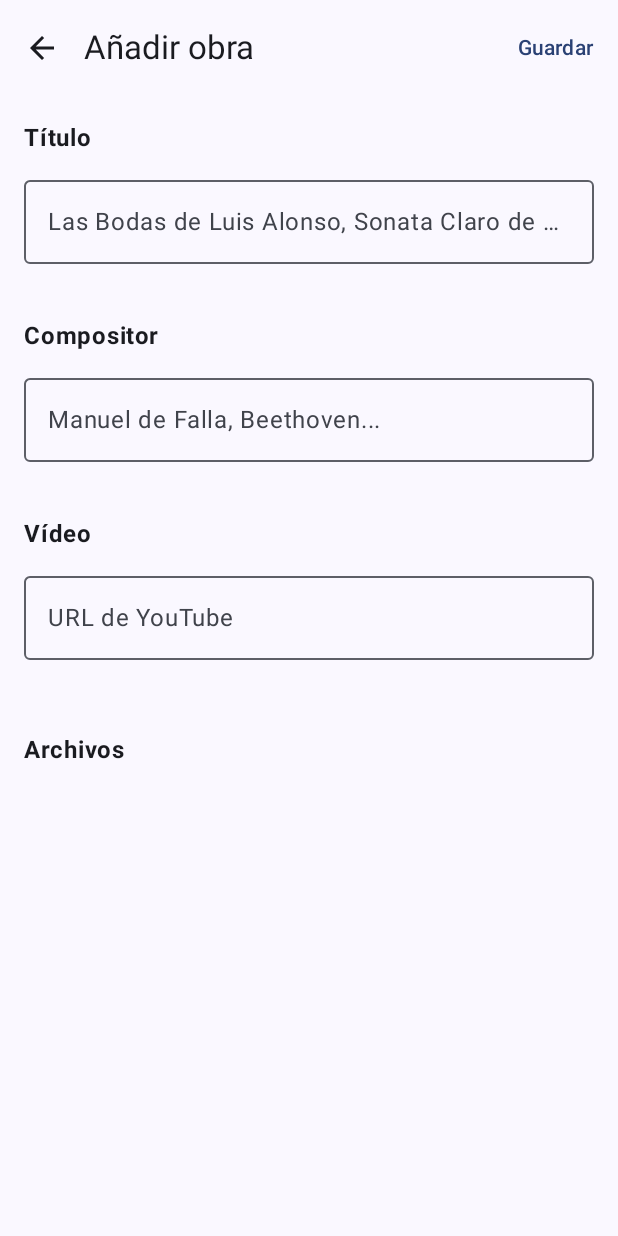
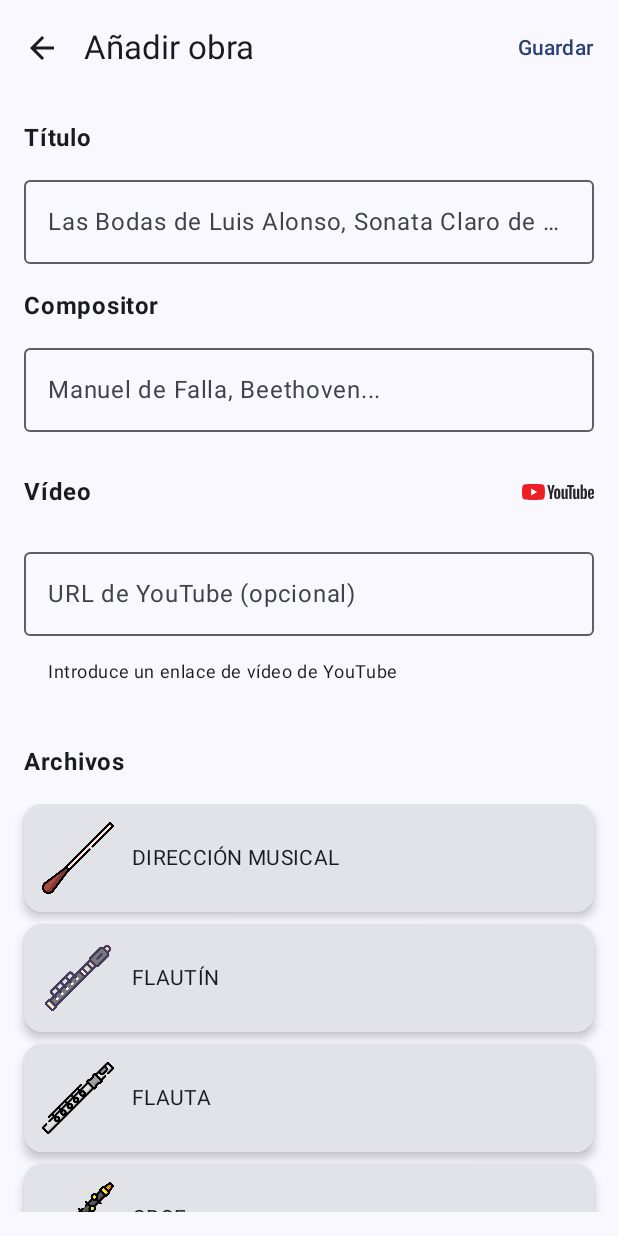
Before and after one commit to JavierPC28/PI_MusicaInCrescendo, an Android app built with Jetpack Compose: the AddRepertoireScreen screen opened through its navigation route, on a phone screen of 412 x 824 dp. Run offline under Robolectric (Android 15) with nearby library versions, the phone set to English and light mode, and no system bars; our stand-ins replace Firebase (no records; nobody signed in at launch, a user with empty details on screens opened directly), accompanist.

Commit message:
v6.2.1 (mejoras visuales en la vista para añadir obras)

```diff
--- a/app/src/main/java/org/iesalandalus/pi_musicaincrescendo/presentation/viewmodel/AddRepertoireViewModel.kt
+++ b/app/src/main/java/org/iesalandalus/pi_musicaincrescendo/presentation/viewmodel/AddRepertoireViewModel.kt
@@ -5,7 +5,7 @@ import kotlinx.coroutines.flow.MutableStateFlow
 import kotlinx.coroutines.flow.StateFlow
 
 /**
- * ViewModel para la pantalla de añadir obra.
+ * ViewModel para la pantalla de añadir repertorio.
  */
 class AddRepertoireViewModel : ViewModel() {
     private val _title = MutableStateFlow("")
@@ -17,19 +17,34 @@ class AddRepertoireViewModel : ViewModel() {
     private val _videoUrl = MutableStateFlow("")
     val videoUrl: StateFlow<String> = _videoUrl
 
+    private val _isTitleValid = MutableStateFlow(true)
+    val isTitleValid: StateFlow<Boolean> = _isTitleValid
+
+    private val _isComposerValid = MutableStateFlow(true)
+    val isComposerValid: StateFlow<Boolean> = _isComposerValid
+
     fun onTitleChange(new: String) {
         _title.value = new
+        _isTitleValid.value = new.isNotBlank()
     }
 
     fun onComposerChange(new: String) {
         _composer.value = new
+        _isComposerValid.value = new.isNotBlank()
     }
 
     fun onVideoUrlChange(new: String) {
         _videoUrl.value = new
     }
 
-    fun onSave() {
-        // Aquí lanzaríamos el caso de uso de guardar la obra
+    /**
+     * Validación global de campos antes de guardar.
+     */
+    fun validateFields(): Boolean {
+        val tituloOk = _title.value.isNotBlank()
+        val compositorOk = _composer.value.isNotBlank()
+        _isTitleValid.value = tituloOk
+        _isComposerValid.value = compositorOk
+        return tituloOk && compositorOk
     }
 }
--- a/app/src/main/java/org/iesalandalus/pi_musicaincrescendo/ui/main/AddRepertoireScreen.kt
+++ b/app/src/main/java/org/iesalandalus/pi_musicaincrescendo/ui/main/AddRepertoireScreen.kt
@@ -1,15 +1,25 @@
 package org.iesalandalus.pi_musicaincrescendo.ui.main
 
+import androidx.compose.foundation.Image
 import androidx.compose.foundation.layout.*
+import androidx.compose.foundation.lazy.LazyColumn
+import androidx.compose.foundation.lazy.items
 import androidx.compose.material3.*
 import androidx.compose.runtime.*
+import androidx.compose.ui.Alignment
 import androidx.compose.ui.Modifier
+import androidx.compose.ui.res.painterResource
 import androidx.compose.ui.text.font.FontWeight
 import androidx.compose.ui.text.style.TextOverflow
 import androidx.compose.ui.unit.dp
 import androidx.lifecycle.viewmodel.compose.viewModel
+import org.iesalandalus.pi_musicaincrescendo.R
+import org.iesalandalus.pi_musicaincrescendo.common.utils.ImageHelper
 import org.iesalandalus.pi_musicaincrescendo.presentation.viewmodel.AddRepertoireViewModel
 
+/**
+ * Pantalla para añadir una obra al repertorio.
+ */
 @Composable
 fun AddRepertoireScreen(
     modifier: Modifier = Modifier,
@@ -18,16 +28,30 @@ fun AddRepertoireScreen(
     val title by viewModel.title.collectAsState()
     val composer by viewModel.composer.collectAsState()
     val videoUrl by viewModel.videoUrl.collectAsState()
+    val isTitleValid by viewModel.isTitleValid.collectAsState()
+    val isComposerValid by viewModel.isComposerValid.collectAsState()
+
+    // Lista de instrumentos disponibles
+    val instrumentosList = listOf(
+        "DIRECCIÓN MUSICAL", "FLAUTÍN", "FLAUTA", "OBOE", "CORNO INGLÉS",
+        "FAGOT", "CONTRAFAGOT", "REQUINTO", "CLARINETE", "CLARINETE BAJO",
+        "SAXO SOPRANO", "SAXO ALTO", "SAXO TENOR", "SAXO BARÍTONO",
+        "TROMPA", "FLISCORNO", "TROMPETA", "TROMBÓN", "TROMBÓN BAJO",
+        "BOMBARDINO", "TUBA", "VIOLONCHELO", "CONTRABAJO", "CAJA",
+        "PERCUSIÓN", "BOMBO", "PLATOS", "TIMBALES", "LÁMINAS", "BATERÍA"
+    )
 
     Column(
         modifier = modifier
             .padding(16.dp),
         verticalArrangement = Arrangement.spacedBy(16.dp)
     ) {
+        // Título
         Text("Título", fontWeight = FontWeight.Bold)
         OutlinedTextField(
             value = title,
             onValueChange = viewModel::onTitleChange,
+            isError = !isTitleValid,
             placeholder = {
                 Text(
                     text = "Las Bodas de Luis Alonso, Sonata Claro de Luna...",
@@ -38,13 +62,21 @@ fun AddRepertoireScreen(
             singleLine = true,
             modifier = Modifier.fillMaxWidth()
         )
+        if (!isTitleValid) {
+            Text(
+                text = "El título no puede estar vacío",
+                style = MaterialTheme.typography.labelSmall,
+                color = MaterialTheme.colorScheme.error,
+                modifier = Modifier.padding(start = 16.dp)
+            )
+        }
 
-        Spacer(modifier = Modifier.height(4.dp))
-
+        // Compositor
         Text("Compositor", fontWeight = FontWeight.Bold)
         OutlinedTextField(
             value = composer,
             onValueChange = viewModel::onComposerChange,
+            isError = !isComposerValid,
             placeholder = {
                 Text(
                     text = "Manuel de Falla, Beethoven...",
@@ -55,16 +87,33 @@ fun AddRepertoireScreen(
             singleLine = true,
             modifier = Modifier.fillMaxWidth()
         )
+        if (!isComposerValid) {
+            Text(
+                text = "El compositor no puede estar vacío",
+                style = MaterialTheme.typography.labelSmall,
+                color = MaterialTheme.colorScheme.error,
+                modifier = Modifier.padding(start = 16.dp)
+            )
+        }
 
-        Spacer(modifier = Modifier.height(4.dp))
-
-        Text("Vídeo", fontWeight = FontWeight.Bold)
+        Row(
+            verticalAlignment = Alignment.CenterVertically,
+            modifier = Modifier.fillMaxWidth()
+        ) {
+            Text("Vídeo", fontWeight = FontWeight.Bold)
+            Spacer(modifier = Modifier.weight(1f))
+            Image(
+                painter = painterResource(id = R.drawable.youtube_completo),
+                contentDescription = "YouTube",
+                modifier = Modifier.size(48.dp)
+            )
+        }
         OutlinedTextField(
             value = videoUrl,
             onValueChange = viewModel::onVideoUrlChange,
             placeholder = {
                 Text(
-                    text = "URL de YouTube",
+                    text = "URL de YouTube (opcional)",
                     maxLines = 1,
                     overflow = TextOverflow.Ellipsis
                 )
@@ -72,9 +121,48 @@ fun AddRepertoireScreen(
             singleLine = true,
             modifier = Modifier.fillMaxWidth()
         )
+        Text(
+            text = "Introduce un enlace de vídeo de YouTube",
+            style = MaterialTheme.typography.bodySmall,
+            modifier = Modifier
+                .padding(start = 16.dp)
+        )
 
-        Spacer(modifier = Modifier.height(16.dp))
+        Spacer(modifier = Modifier.height(8.dp))
 
         Text("Archivos", fontWeight = FontWeight.Bold)
+        LazyColumn(
+            modifier = Modifier
+                .fillMaxWidth()
+                .heightIn(max = 300.dp),
+            verticalArrangement = Arrangement.spacedBy(8.dp)
+        ) {
+            items(instrumentosList) { instr ->
+                Card(
+                    elevation = CardDefaults.cardElevation(defaultElevation = 4.dp),
+                    modifier = Modifier.fillMaxWidth()
+                ) {
+                    Row(
+                        verticalAlignment = Alignment.CenterVertically,
+                        modifier = Modifier
+                            .fillMaxWidth()
+                            .padding(12.dp)
+                    ) {
+                        Image(
+                            painter = painterResource(id = ImageHelper.getInstrumentDrawable(instr)),
+                            contentDescription = instr,
+                            modifier = Modifier.size(48.dp)
+                        )
+                        Spacer(modifier = Modifier.width(12.dp))
+                        Text(
+                            text = instr,
+                            style = MaterialTheme.typography.bodyMedium,
+                            maxLines = 1,
+                            overflow = TextOverflow.Ellipsis
+                        )
+                    }
+                }
+            }
+        }
     }
 }
--- /dev/null
+++ b/app/src/main/res/drawable/youtube_completo.xml
@@ -0,0 +1,42 @@
+<vector xmlns:android="http://schemas.android.com/apk/res/android"
+    android:width="512dp"
+    android:height="512dp"
+    android:viewportWidth="512"
+    android:viewportHeight="512">
+  <path
+      android:pathData="M159.87,216.7c-1.88,-7.03 -7.41,-12.56 -14.44,-14.44c-12.73,-3.41 -63.8,-3.41 -63.8,-3.41c0,0 -51.06,0 -63.8,3.41c-7.03,1.88 -12.56,7.41 -14.44,14.44c-3.41,12.73 -3.41,39.3 -3.41,39.3c0,0 0,26.57 3.41,39.3c1.88,7.03 7.41,12.56 14.44,14.44c12.73,3.41 63.8,3.41 63.8,3.41c0,0 51.06,0 63.8,-3.41c7.03,-1.88 12.56,-7.41 14.44,-14.44c3.41,-12.73 3.41,-39.3 3.41,-39.3c0,0 0,-26.57 -3.41,-39.3Z"
+      android:fillColor="#ed1f24"
+      android:fillType="nonZero"/>
+  <path
+      android:pathData="M65.31,280.49l42.42,-24.49l-42.42,-24.49l0,48.99Z"
+      android:fillColor="#fff"
+      android:fillType="nonZero"/>
+  <path
+      android:pathData="M255.11,291.62c0.89,-2.33 1.34,-6.15 1.34,-11.44l0,-22.3c0,-5.14 -0.45,-8.89 -1.34,-11.27c-0.89,-2.37 -2.47,-3.56 -4.73,-3.56c-2.18,0 -3.72,1.19 -4.61,3.56c-0.89,2.38 -1.34,6.13 -1.34,11.27l0,22.3c0,5.29 0.43,9.11 1.28,11.44c0.86,2.34 2.41,3.5 4.67,3.5c2.26,0 3.83,-1.17 4.73,-3.5ZM237.01,302.83c-3.23,-2.18 -5.53,-5.57 -6.89,-10.16c-1.36,-4.59 -2.04,-10.7 -2.04,-18.33l0,-10.39c0,-7.71 0.78,-13.9 2.34,-18.57c1.56,-4.67 3.99,-8.08 7.3,-10.22c3.31,-2.14 7.65,-3.21 13.02,-3.21c5.29,0 9.54,1.09 12.73,3.27c3.19,2.18 5.53,5.59 7.01,10.22c1.48,4.63 2.22,10.8 2.22,18.51l0,10.39c0,7.63 -0.72,13.76 -2.16,18.39c-1.44,4.63 -3.78,8.02 -7.01,10.16c-3.23,2.14 -7.61,3.21 -13.14,3.21c-5.68,0 -10.14,-1.09 -13.37,-3.27Z"
+      android:fillColor="#272727"
+      android:fillType="nonZero"/>
+  <path
+      android:pathData="M487.07,244.38c-0.82,1.01 -1.36,2.67 -1.63,4.96c-0.27,2.3 -0.41,5.78 -0.41,10.45l0,5.14l11.79,0l0,-5.14c0,-4.59 -0.16,-8.08 -0.47,-10.45c-0.31,-2.37 -0.88,-4.05 -1.69,-5.02c-0.82,-0.97 -2.08,-1.46 -3.8,-1.46c-1.71,0 -2.98,0.51 -3.8,1.52ZM485.03,274.51l0,3.62c0,4.59 0.13,8.04 0.41,10.33c0.27,2.3 0.83,3.97 1.69,5.02c0.86,1.05 2.18,1.58 3.97,1.58c2.41,0 4.07,-0.94 4.96,-2.8c0.89,-1.87 1.38,-4.98 1.46,-9.34l13.9,0.82c0.08,0.63 0.12,1.48 0.12,2.57c0,6.62 -1.81,11.56 -5.43,14.83c-3.62,3.27 -8.74,4.91 -15.35,4.91c-7.94,0 -13.51,-2.49 -16.7,-7.47c-3.19,-4.98 -4.79,-12.69 -4.79,-23.12l0,-12.5c0,-10.74 1.65,-18.58 4.96,-23.53c3.31,-4.94 8.97,-7.42 16.99,-7.42c5.53,0 9.77,1.01 12.73,3.04c2.96,2.03 5.04,5.18 6.25,9.46c1.21,4.28 1.81,10.2 1.81,17.75l0,12.26l-26.97,0Z"
+      android:fillColor="#272727"
+      android:fillType="nonZero"/>
+  <path
+      android:pathData="M197.77,273.17l-18.33,-66.21l16,0l6.42,30.01c1.64,7.4 2.84,13.7 3.62,18.92l0.47,0c0.54,-3.74 1.75,-10 3.62,-18.8l6.66,-30.13l16,0l-18.57,66.21l0,31.76l-15.88,0l0,-31.76Z"
+      android:fillColor="#272727"
+      android:fillType="nonZero"/>
+  <path
+      android:pathData="M324.71,233.35l0,71.58l-12.61,0l-1.4,-8.76l-0.35,0c-3.43,6.62 -8.56,9.92 -15.41,9.92c-4.75,0 -8.25,-1.56 -10.51,-4.67c-2.26,-3.11 -3.39,-7.98 -3.39,-14.6l0,-53.48l16.11,0l0,52.55c0,3.19 0.35,5.47 1.05,6.83c0.7,1.36 1.87,2.05 3.5,2.05c1.4,0 2.74,-0.43 4.03,-1.28c1.28,-0.86 2.24,-1.95 2.86,-3.27l0,-56.87l16.11,0Z"
+      android:fillColor="#272727"
+      android:fillType="nonZero"/>
+  <path
+      android:pathData="M407.37,233.35l0,71.58l-12.61,0l-1.4,-8.76l-0.35,0c-3.43,6.62 -8.57,9.92 -15.42,9.92c-4.75,0 -8.25,-1.56 -10.51,-4.67c-2.26,-3.11 -3.39,-7.98 -3.39,-14.6l0,-53.48l16.11,0l0,52.55c0,3.19 0.35,5.47 1.05,6.83c0.7,1.36 1.87,2.05 3.5,2.05c1.4,0 2.74,-0.43 4.03,-1.28c1.28,-0.86 2.24,-1.95 2.86,-3.27l0,-56.87l16.11,0Z"
+      android:fillColor="#272727"
+      android:fillType="nonZero"/>
+  <path
+      android:pathData="M368.5,219.93l-16,0l0,85.01l-15.76,0l0,-85.01l-16,0l0,-12.96l47.76,0l0,12.96Z"
+      android:fillColor="#272727"
+      android:fillType="nonZero"/>
+  <path
+      android:pathData="M445.93,273.99c0,5.22 -0.22,9.3 -0.64,12.26c-0.43,2.96 -1.15,5.06 -2.16,6.31c-1.01,1.25 -2.38,1.87 -4.09,1.87c-1.33,0 -2.55,-0.31 -3.68,-0.93c-1.13,-0.62 -2.04,-1.56 -2.74,-2.8l0,-40.64c0.55,-1.95 1.48,-3.54 2.8,-4.79c1.32,-1.24 2.76,-1.87 4.32,-1.87c1.63,0 2.9,0.64 3.8,1.93c0.89,1.28 1.52,3.44 1.87,6.48c0.35,3.04 0.53,7.36 0.53,12.96l0,9.23ZM460.7,244.8c-0.98,-4.51 -2.55,-7.78 -4.73,-9.81c-2.18,-2.02 -5.18,-3.04 -8.99,-3.04c-2.96,0 -5.72,0.84 -8.29,2.51c-2.57,1.67 -4.55,3.87 -5.96,6.6l-0.12,0l0,-37.72l-15.53,0l0,101.59l13.31,0l1.64,-6.77l0.35,0c1.25,2.41 3.11,4.32 5.61,5.72c2.49,1.4 5.26,2.1 8.29,2.1c5.45,0 9.46,-2.51 12.03,-7.53c2.57,-5.02 3.85,-12.86 3.85,-23.53l0,-11.32c0,-8.02 -0.49,-14.28 -1.46,-18.8Z"
+      android:fillColor="#272727"
+      android:fillType="nonZero"/>
+</vector>
```
